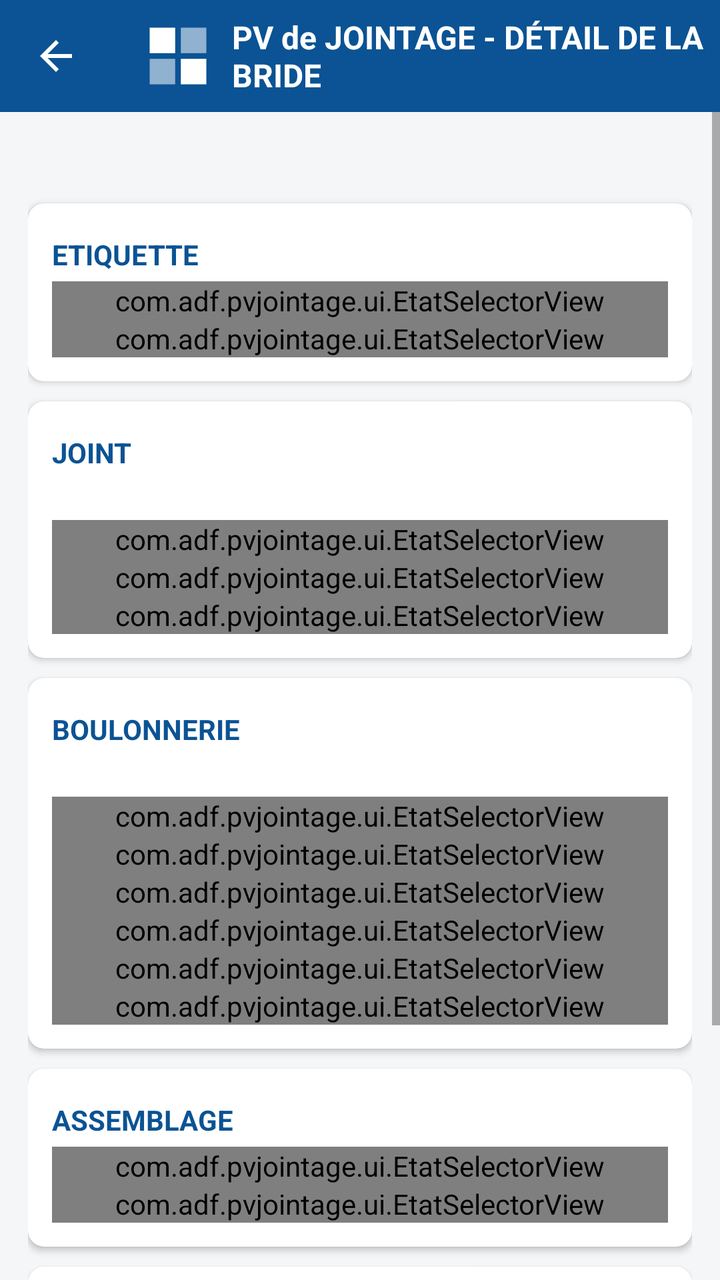
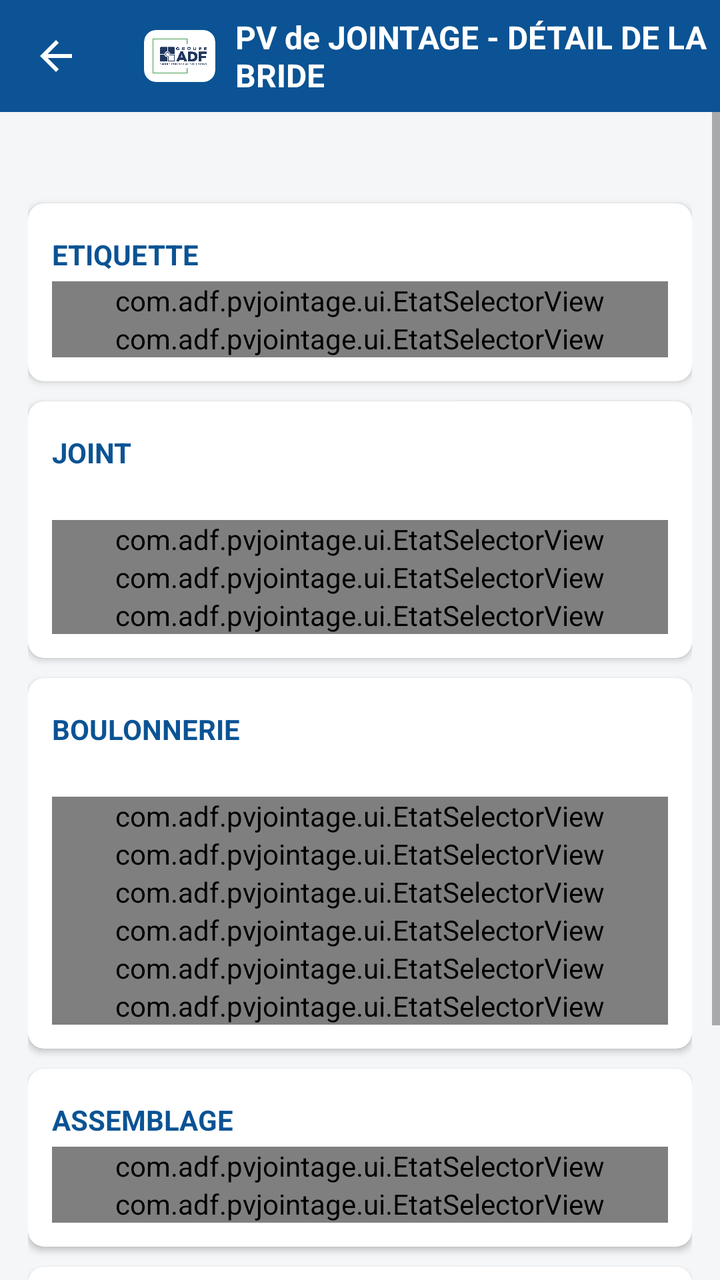

An Android layout rendered at two revisions. The XML below is the earlier revision; the diff shows what the commit changed to produce the second picture.
<!-- AndroidManifest.xml: application theme Theme.PVJointage -->
<!-- res/layout/activity_champ.xml -->
<?xml version="1.0" encoding="utf-8"?>
<LinearLayout xmlns:android="http://schemas.android.com/apk/res/android"
    xmlns:app="http://schemas.android.com/apk/res-auto"
    android:layout_width="match_parent"
    android:layout_height="match_parent"
    android:orientation="vertical"
    android:background="@color/background">

    <com.google.android.material.appbar.MaterialToolbar
        android:id="@+id/toolbar"
        android:layout_width="match_parent"
        android:layout_height="?attr/actionBarSize"
        android:background="@color/primary"
        app:navigationIcon="@drawable/ic_back"
        app:navigationIconTint="@color/white">

        <LinearLayout
            android:layout_width="wrap_content"
            android:layout_height="wrap_content"
            android:orientation="horizontal"
            android:gravity="center_vertical">

            <ImageView
                android:id="@+id/imgLogo"
                android:layout_width="34dp"
                android:layout_height="34dp"
                android:layout_marginEnd="10dp"
                android:src="@drawable/logo_adf"
                android:contentDescription="@string/app_name" />

            <TextView
                android:layout_width="wrap_content"
                android:layout_height="wrap_content"
                android:text="@string/title_champ"
                android:textColor="@color/white"
                android:textSize="16sp"
                android:textStyle="bold" />
        </LinearLayout>
    </com.google.android.material.appbar.MaterialToolbar>

    <ScrollView
        android:layout_width="match_parent"
        android:layout_height="0dp"
        android:layout_weight="1">

        <LinearLayout
            android:layout_width="match_parent"
            android:layout_height="wrap_content"
            android:orientation="vertical"
            android:padding="14dp">

            <TextView
                android:id="@+id/tvContexte"
                android:layout_width="match_parent"
                android:layout_height="wrap_content"
                android:textStyle="bold"
                android:textSize="16sp"
                android:textColor="@color/primary_dark"
                android:layout_marginBottom="10dp"/>

            
            <androidx.cardview.widget.CardView android:layout_width="match_parent" android:layout_height="wrap_content" app:cardCornerRadius="8dp" app:cardElevation="2dp" android:layout_marginBottom="10dp">
                <LinearLayout android:layout_width="match_parent" android:layout_height="wrap_content" android:orientation="vertical" android:padding="12dp">
                    <LinearLayout android:layout_width="match_parent" android:layout_height="wrap_content" android:orientation="horizontal" android:gravity="center_vertical">
                        <TextView android:layout_width="0dp" android:layout_height="wrap_content" android:layout_weight="1" android:text="@string/section_etiquette" android:textStyle="bold" android:textColor="@color/primary"/>
                        <TextView android:id="@+id/tvStatutEtiquette" android:layout_width="wrap_content" android:layout_height="wrap_content" android:textStyle="bold" android:padding="4dp"/>
                    </LinearLayout>
                    <com.adf.pvjointage.ui.EtatSelectorView android:id="@+id/selEtiMiseSerree" android:layout_width="match_parent" android:layout_height="wrap_content"/>
                    <com.adf.pvjointage.ui.EtatSelectorView android:id="@+id/selEtiNomDate" android:layout_width="match_parent" android:layout_height="wrap_content"/>
                </LinearLayout>
            </androidx.cardview.widget.CardView>

            
            <androidx.cardview.widget.CardView android:layout_width="match_parent" android:layout_height="wrap_content" app:cardCornerRadius="8dp" app:cardElevation="2dp" android:layout_marginBottom="10dp">
                <LinearLayout android:layout_width="match_parent" android:layout_height="wrap_content" android:orientation="vertical" android:padding="12dp">
                    <LinearLayout android:layout_width="match_parent" android:layout_height="wrap_content" android:orientation="horizontal" android:gravity="center_vertical">
                        <TextView android:layout_width="0dp" android:layout_height="wrap_content" android:layout_weight="1" android:text="@string/section_joint" android:textStyle="bold" android:textColor="@color/primary"/>
                        <TextView android:id="@+id/tvStatutJoint" android:layout_width="wrap_content" android:layout_height="wrap_content" android:textStyle="bold" android:padding="4dp"/>
                    </LinearLayout>
                    <TextView android:id="@+id/tvJointRef" android:layout_width="match_parent" android:layout_height="wrap_content" android:textSize="12sp" android:textColor="@color/black" android:layout_marginBottom="4dp"/>
                    <com.adf.pvjointage.ui.EtatSelectorView android:id="@+id/selJointMatiere" android:layout_width="match_parent" android:layout_height="wrap_content"/>
                    <com.adf.pvjointage.ui.EtatSelectorView android:id="@+id/selJointDimension" android:layout_width="match_parent" android:layout_height="wrap_content"/>
                    <com.adf.pvjointage.ui.EtatSelectorView android:id="@+id/selJointAspect" android:layout_width="match_parent" android:layout_height="wrap_content"/>
                </LinearLayout>
            </androidx.cardview.widget.CardView>

            
            <androidx.cardview.widget.CardView android:layout_width="match_parent" android:layout_height="wrap_content" app:cardCornerRadius="8dp" app:cardElevation="2dp" android:layout_marginBottom="10dp">
                <LinearLayout android:layout_width="match_parent" android:layout_height="wrap_content" android:orientation="vertical" android:padding="12dp">
                    <LinearLayout android:layout_width="match_parent" android:layout_height="wrap_content" android:orientation="horizontal" android:gravity="center_vertical">
                        <TextView android:layout_width="0dp" android:layout_height="wrap_content" android:layout_weight="1" android:text="@string/section_boulonnerie" android:textStyle="bold" android:textColor="@color/primary"/>
                        <TextView android:id="@+id/tvStatutBoulonnerie" android:layout_width="wrap_content" android:layout_height="wrap_content" android:textStyle="bold" android:padding="4dp"/>
                    </LinearLayout>
                    <TextView android:id="@+id/tvBoulonRef" android:layout_width="match_parent" android:layout_height="wrap_content" android:textSize="12sp" android:textColor="@color/black" android:layout_marginBottom="4dp"/>
                    <com.adf.pvjointage.ui.EtatSelectorView android:id="@+id/selBoulonNeuves" android:layout_width="match_parent" android:layout_height="wrap_content"/>
                    <com.adf.pvjointage.ui.EtatSelectorView android:id="@+id/selBoulonRondelles" android:layout_width="match_parent" android:layout_height="wrap_content"/>
                    <com.adf.pvjointage.ui.EtatSelectorView android:id="@+id/selBoulonEquilibrage" android:layout_width="match_parent" android:layout_height="wrap_content"/>
                    <com.adf.pvjointage.ui.EtatSelectorView android:id="@+id/selBoulonGraissage" android:layout_width="match_parent" android:layout_height="wrap_content"/>
                    <com.adf.pvjointage.ui.EtatSelectorView android:id="@+id/selBoulonLongueur" android:layout_width="match_parent" android:layout_height="wrap_content"/>
                    <com.adf.pvjointage.ui.EtatSelectorView android:id="@+id/selBoulonMatiere" android:layout_width="match_parent" android:layout_height="wrap_content"/>
                </LinearLayout>
            </androidx.cardview.widget.CardView>

            
            <androidx.cardview.widget.CardView android:layout_width="match_parent" android:layout_height="wrap_content" app:cardCornerRadius="8dp" app:cardElevation="2dp" android:layout_marginBottom="10dp">
                <LinearLayout android:layout_width="match_parent" android:layout_height="wrap_content" android:orientation="vertical" android:padding="12dp">
                    <LinearLayout android:layout_width="match_parent" android:layout_height="wrap_content" android:orientation="horizontal" android:gravity="center_vertical">
                        <TextView android:layout_width="0dp" android:layout_height="wrap_content" android:layout_weight="1" android:text="@string/section_assemblage" android:textStyle="bold" android:textColor="@color/primary"/>
                        <TextView android:id="@+id/tvStatutAssemblage" android:layout_width="wrap_content" android:layout_height="wrap_content" android:textStyle="bold" android:padding="4dp"/>
                    </LinearLayout>
                    <com.adf.pvjointage.ui.EtatSelectorView android:id="@+id/selAssemblageParallelisme" android:layout_width="match_parent" android:layout_height="wrap_content"/>
                    <com.adf.pvjointage.ui.EtatSelectorView android:id="@+id/selAssemblageExcentration" android:layout_width="match_parent" android:layout_height="wrap_content"/>
                </LinearLayout>
            </androidx.cardview.widget.CardView>

            
            <androidx.cardview.widget.CardView android:layout_width="match_parent" android:layout_height="wrap_content" app:cardCornerRadius="8dp" app:cardElevation="2dp" android:layout_marginBottom="10dp">
                <LinearLayout android:layout_width="match_parent" android:layout_height="wrap_content" android:orientation="vertical" android:padding="12dp">
                    <TextView android:layout_width="match_parent" android:layout_height="wrap_content" android:text="@string/section_photo" android:textStyle="bold" android:textColor="@color/primary" android:layout_marginBottom="8dp"/>
                    <TextView android:layout_width="match_parent" android:layout_height="wrap_content" android:text="Les photos sont enregistrées au niveau de l'ITEM (onglet 1-Plan)." android:textSize="12sp" android:layout_marginBottom="8dp"/>
                    <Button
                        android:id="@+id/btnPrendrePhoto"
                        style="@style/Widget.MaterialComponents.Button.OutlinedButton"
                        android:layout_width="wrap_content"
                        android:layout_height="wrap_content"
                        android:text="@string/btn_prendre_photo"/>
                    <androidx.recyclerview.widget.RecyclerView
                        android:id="@+id/rvPhotos"
                        android:layout_width="match_parent"
                        android:layout_height="wrap_content"
                        android:orientation="horizontal"
                        android:layout_marginTop="8dp"
                        android:nestedScrollingEnabled="false"/>
                </LinearLayout>
            </androidx.cardview.widget.CardView>

        </LinearLayout>
    </ScrollView>
</LinearLayout>
<!-- resources referenced by this layout -->
<resources>
  <color name="background">#F4F6F8</color>
  <color name="black">#212121</color>
  <color name="primary">#0B5394</color>
  <color name="primary_dark">#073763</color>
  <color name="white">#FFFFFF</color>
  <!-- drawable ic_back (drawable) -->
  <vector xmlns:android="http://schemas.android.com/apk/res/android"
      android:width="24dp"
      android:height="24dp"
      android:viewportWidth="24"
      android:viewportHeight="24"
      android:tint="#FFFFFF">
      <path
          android:fillColor="#FF000000"
          android:pathData="M20,11H7.83l5.59,-5.59L12,4l-8,8 8,8 1.41,-1.41L7.83,13H20v-2z"/>
  </vector>
  <!-- drawable logo_adf (drawable) -->
  <?xml version="1.0" encoding="utf-8"?>
  <vector xmlns:android="http://schemas.android.com/apk/res/android"
      android:width="48dp"
      android:height="48dp"
      android:viewportWidth="48"
      android:viewportHeight="48">
      <path
          android:fillColor="#FFFFFF"
          android:pathData="M4,4h18v18h-18z" />
      <path
          android:fillColor="#FFFFFF"
          android:fillAlpha="0.55"
          android:pathData="M26,4h18v18h-18z" />
      <path
          android:fillColor="#FFFFFF"
          android:fillAlpha="0.55"
          android:pathData="M4,26h18v18h-18z" />
      <path
          android:fillColor="#FFFFFF"
          android:pathData="M26,26h18v18h-18z" />
  </vector>
  <string name="app_name">PV Jointage</string>
  <string name="btn_prendre_photo">Prendre une photo</string>
  <string name="section_assemblage">ASSEMBLAGE</string>
  <string name="section_boulonnerie">BOULONNERIE</string>
  <string name="section_etiquette">ETIQUETTE</string>
  <string name="section_joint">JOINT</string>
  <string name="section_photo">PHOTO (ETIQUETTE &amp; ASSEMBLAGE)</string>
  <string name="title_champ">PV de JOINTAGE - DÉTAIL DE LA BRIDE</string>
  <style name="Theme.PVJointage" parent="Theme.MaterialComponents.DayNight.NoActionBar">
          <item name="colorPrimary">@color/primary</item>
          <item name="colorPrimaryDark">@color/primary_dark</item>
          <item name="colorAccent">@color/accent</item>
          <item name="android:windowBackground">@color/background</item>
      </style>
  <color name="accent">#F1C232</color>
</resources>

<!-- the commit's change to res/layout/activity_champ.xml (unified diff, before → after) -->
@@ -20,13 +20,24 @@
             android:orientation="horizontal"
             android:gravity="center_vertical">
 
-            <ImageView
-                android:id="@+id/imgLogo"
-                android:layout_width="34dp"
-                android:layout_height="34dp"
+            <androidx.cardview.widget.CardView
+                android:layout_width="wrap_content"
+                android:layout_height="wrap_content"
                 android:layout_marginEnd="10dp"
-                android:src="@drawable/logo_adf"
-                android:contentDescription="@string/app_name" />
+                app:cardBackgroundColor="@color/white"
+                app:cardCornerRadius="6dp"
+                app:cardElevation="0dp">
+
+                <ImageView
+                    android:id="@+id/imgLogo"
+                    android:layout_width="wrap_content"
+                    android:layout_height="26dp"
+                    android:padding="4dp"
+                    android:adjustViewBounds="true"
+                    android:scaleType="fitCenter"
+                    android:src="@drawable/logo_adf"
+                    android:contentDescription="@string/app_name" />
+            </androidx.cardview.widget.CardView>
 
             <TextView
                 android:layout_width="wrap_content"
<!-- resource entries referenced after the edit -->
@@ -16,28 +16,7 @@
           android:fillColor="#FF000000"
           android:pathData="M20,11H7.83l5.59,-5.59L12,4l-8,8 8,8 1.41,-1.41L7.83,13H20v-2z"/>
   </vector>
-  <!-- drawable logo_adf (drawable) -->
-  <?xml version="1.0" encoding="utf-8"?>
-  <vector xmlns:android="http://schemas.android.com/apk/res/android"
-      android:width="48dp"
-      android:height="48dp"
-      android:viewportWidth="48"
-      android:viewportHeight="48">
-      <path
-          android:fillColor="#FFFFFF"
-          android:pathData="M4,4h18v18h-18z" />
-      <path
-          android:fillColor="#FFFFFF"
-          android:fillAlpha="0.55"
-          android:pathData="M26,4h18v18h-18z" />
-      <path
-          android:fillColor="#FFFFFF"
-          android:fillAlpha="0.55"
-          android:pathData="M4,26h18v18h-18z" />
-      <path
-          android:fillColor="#FFFFFF"
-          android:pathData="M26,26h18v18h-18z" />
-  </vector>
+  <!-- drawable logo_adf: png bitmap (drawable, 181390 bytes) -->
   <string name="app_name">PV Jointage</string>
   <string name="btn_prendre_photo">Prendre une photo</string>
   <string name="section_assemblage">ASSEMBLAGE</string>
